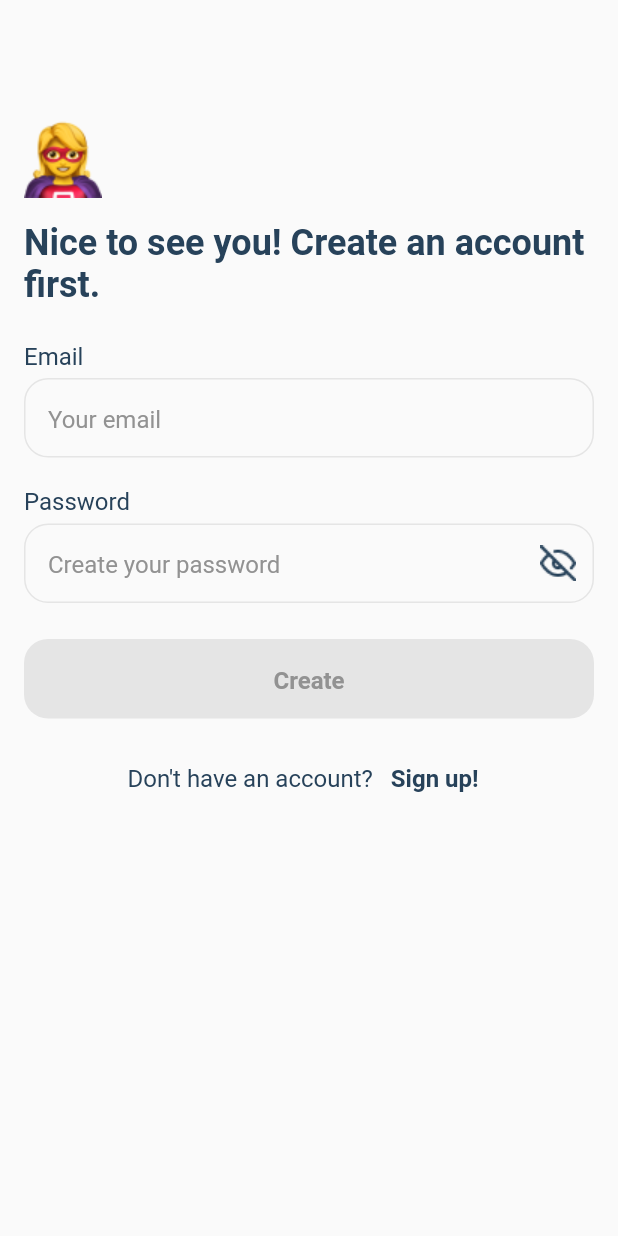
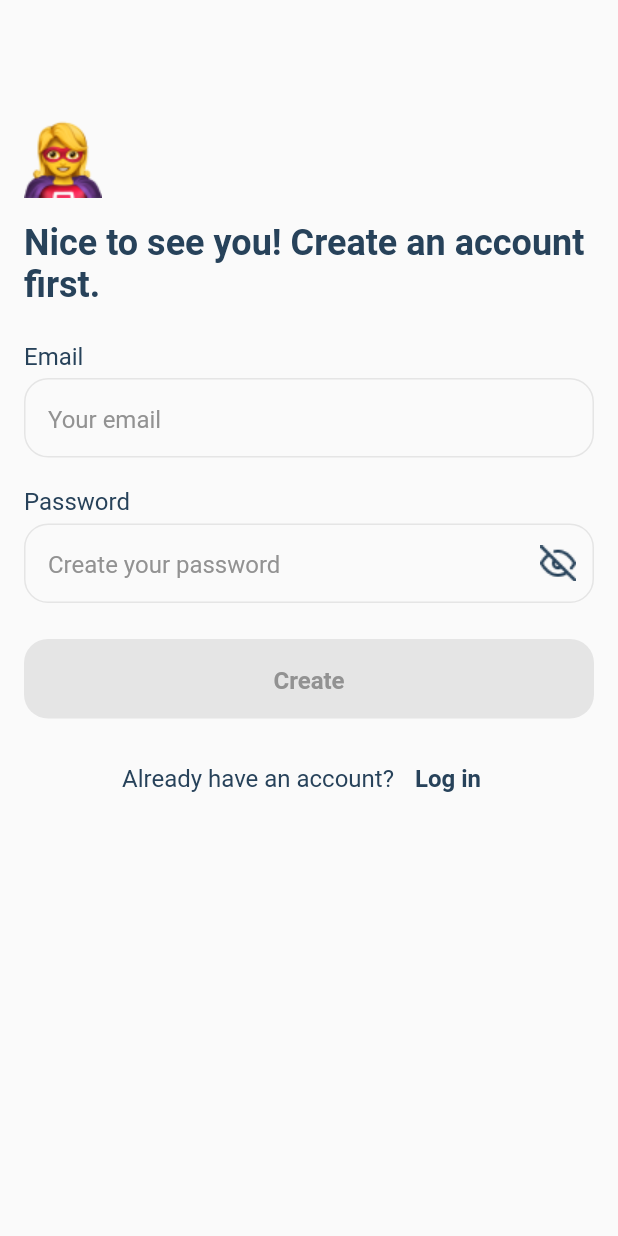
Before and after one commit to klubxxl/meme_creator, a Flutter app: the RegistrationPage screen opened directly, on a phone screen of 412 x 824 dp. Run offline on Flutter 3.47's test engine with Material 2 defaults, Android fonts, the light colour scheme and no system bars; our stand-ins replace bloc, equatable, flutter_bloc, get_it, injectable.

Commit message:
simple polishing, before big change

```diff
--- a/lib/Presentation/Pages/registration/bloc/registration_bloc.dart
+++ b/lib/Presentation/Pages/registration/bloc/registration_bloc.dart
@@ -99,11 +99,7 @@ class RegistrationBloc extends Bloc<RegistrationEvent, RegistrationState> {
 
       print(response.token);
 
-      // if (response.statusCode == 200) {
       emit(const RegistrationSuccessState());
-      // } else {
-      //   emit(const RegistrationErrorState('Something wrong with form!'));
-      // }
     } catch (error) {
       emit(const RegistrationErrorState('Registration failed!'));
     }
--- a/lib/Presentation/Pages/registration/registration_page.dart
+++ b/lib/Presentation/Pages/registration/registration_page.dart
@@ -83,10 +83,12 @@ class RegistrationPage extends StatelessWidget {
                       ),
                       const SizedBox(height: Dimens.m),
                       ScreenFooter(
+                        text: 'Already have an account? ',
+                        buttonText: "Log in",
                         onTapButton: () {
                           context
                               .read<MyNavigatorBloc>()
-                              .add(MyRegistrationButtonEvent());
+                              .add(const MyRegistrationButtonEvent());
                         },
                       ),
                     ],
```
Also changed, not shown: lib/main.dart (+3 -4 lines).
